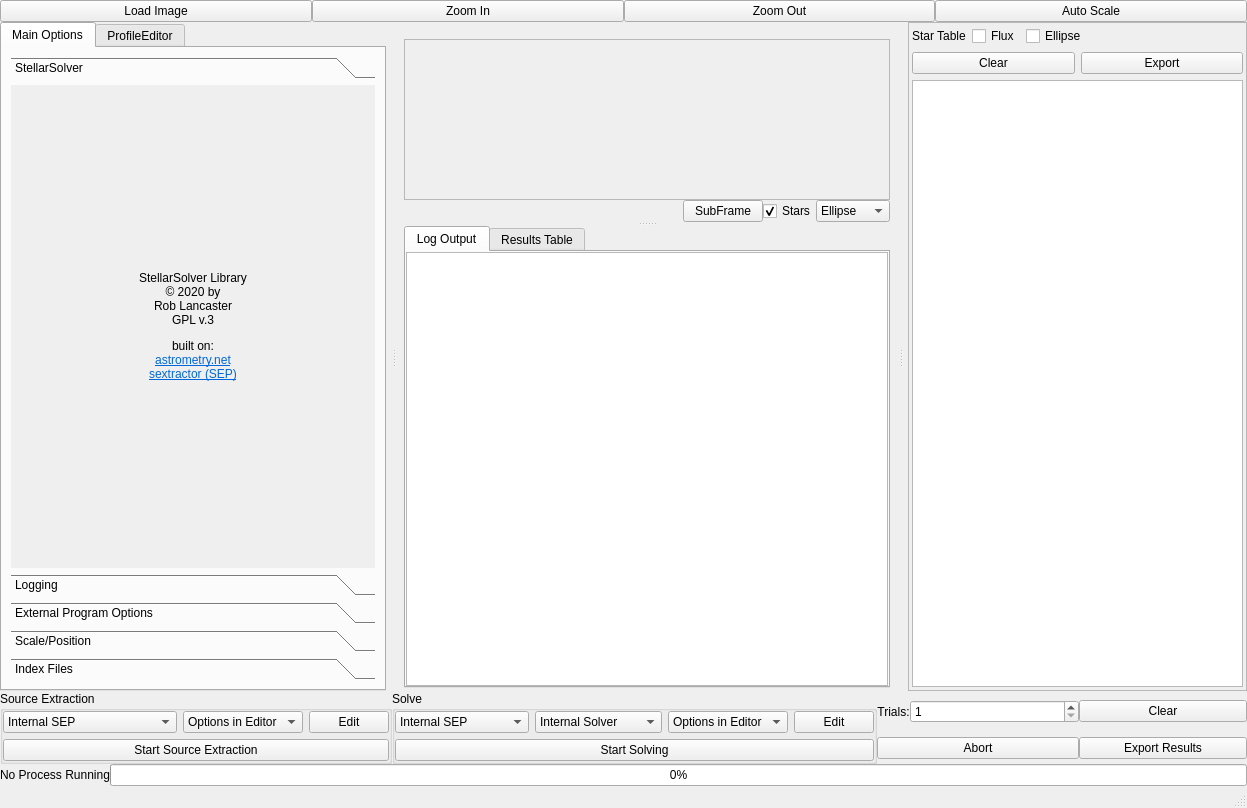
Old version of the form tester/mainwindow.ui in the repository rlancaste/stellarsolver.
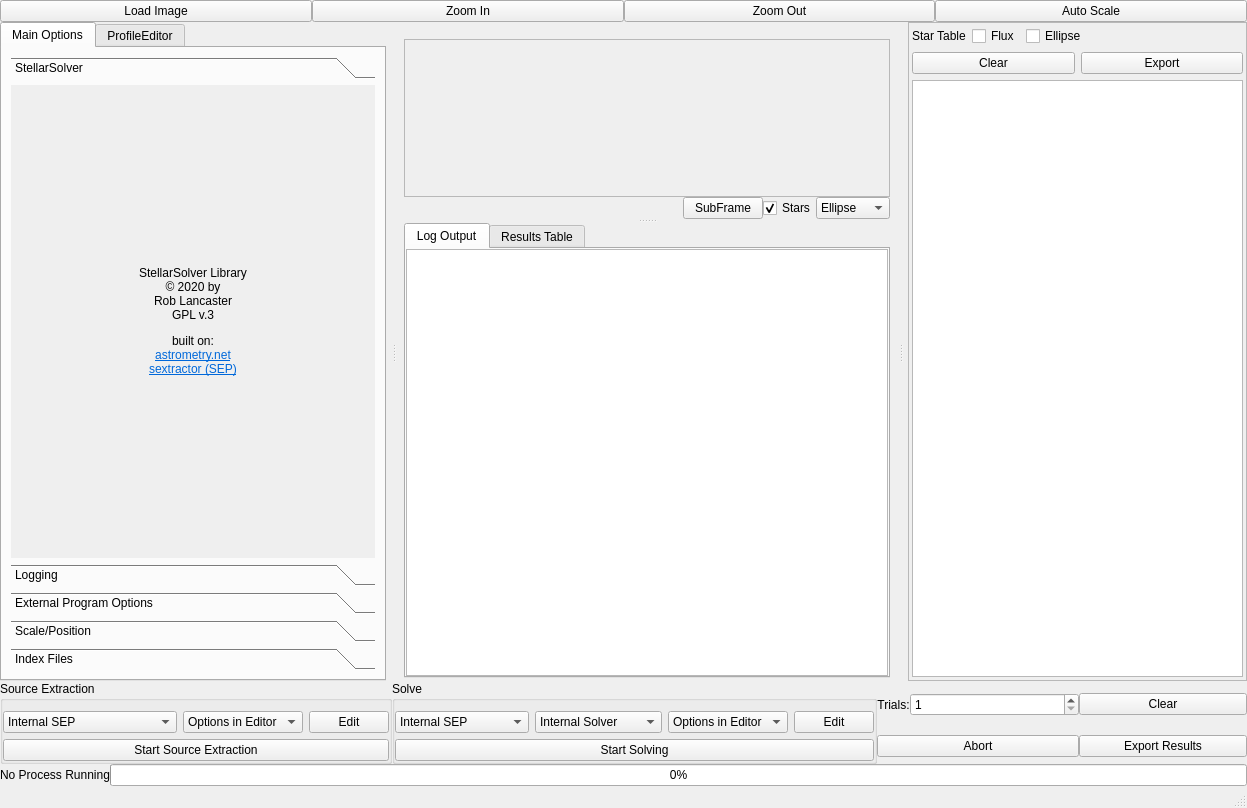
New version of the form. Icons and pictures are not drawn. Custom widgets are drawn as their Qt base class.

Diff of the .ui file:
```diff
--- a/tester/mainwindow.ui
+++ b/tester/mainwindow.ui
@@ -127,8 +127,8 @@
                 <rect>
                  <x>0</x>
                  <y>0</y>
-                 <width>336</width>
-                 <height>394</height>
+                 <width>350</width>
+                 <height>388</height>
                 </rect>
                </property>
                <attribute name="label">
@@ -1469,8 +1469,8 @@
                 <rect>
                  <x>0</x>
                  <y>0</y>
-                 <width>490</width>
-                 <height>146</height>
+                 <width>486</width>
+                 <height>144</height>
                 </rect>
                </property>
                <layout class="QGridLayout" name="gridLayout_2">
@@ -1855,7 +1855,7 @@
           <number>0</number>
          </property>
          <property name="topMargin">
-          <number>0</number>
+          <number>10</number>
          </property>
          <property name="rightMargin">
           <number>0</number>
@@ -1959,7 +1959,7 @@
           <number>0</number>
          </property>
          <property name="topMargin">
-          <number>0</number>
+          <number>10</number>
          </property>
          <property name="rightMargin">
           <number>0</number>
```
Left out of the diff: 22 changed lines with no effect on the pictures.
